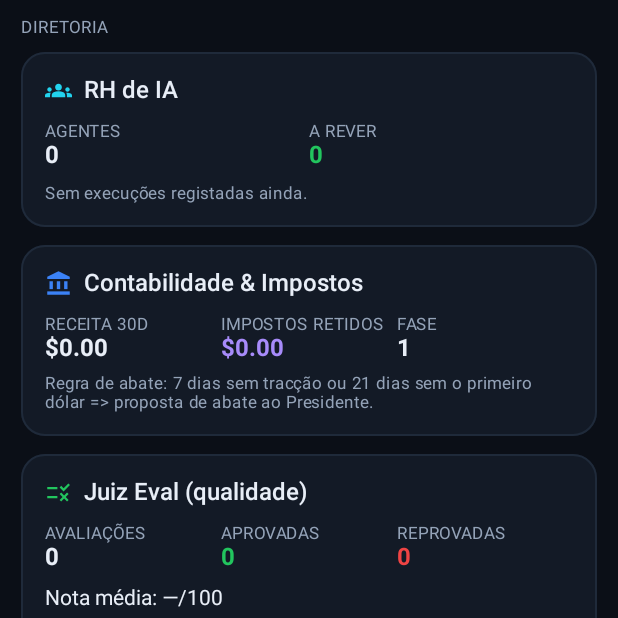
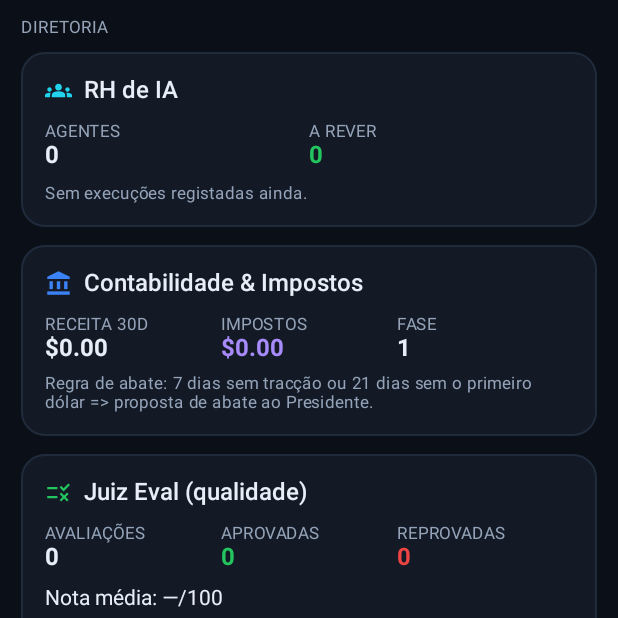
Before and after one commit to monteirokelvin45-del/Holding-Aut-noma-auto-evolutiva, an Android app built with Jetpack Compose: the composable GovernanceScreen called with empty values, on a phone screen of 412 x 824 dp, the top half of it. Run offline under Robolectric (Android 15) with nearby library versions, the phone set to English and light mode, and no system bars.

Commit message:
fix(ui): encurtar o rótulo de impostos na Diretoria
A elipse não chegou: 'IMPOSTOS RETIDOS' cabia até ao limite da coluna e
encostava a 'FASE'. A causa era o tamanho do rótulo. Fica 'Impostos' — o
valor em $ identifica-o, e o bloco mantém a cor de imposto.

Co-authored-by: arena-agent <297053741+arena-agent@users.noreply.github.com>

```diff
--- a/android_apk/app/src/main/java/com/automaton/holding/ui/screens/GovernanceScreen.kt
+++ b/android_apk/app/src/main/java/com/automaton/holding/ui/screens/GovernanceScreen.kt
@@ -152,7 +152,7 @@ fun GovernanceScreen(
                     modifier = Modifier.weight(1f),
                 )
                 StatBlock(
-                    label = "Impostos retidos",
+                    label = "Impostos",
                     value = "$${"%.2f".format(accounting?.taxReserveUsd ?: 0.0)}",
                     accent = HoldingsColors.Tax,
                     modifier = Modifier.weight(1f),
@@ -395,10 +395,13 @@ private fun StatBlock(
     accent: Color = HoldingsColors.TextPrimary,
 ) {
     Column(modifier = modifier) {
-        // Uma linha e elipse: "IMPOSTOS RETIDOS" (15 caracteres) não cabe nos
-        // ~1/3 da largura e, sem limite, quebrava e sobrepunha-se ao bloco
-        // seguinte — visto num screenshot da aba Diretoria no emulador
-        // ("IMPOSTOS RETIDOS" por cima de "FASE").
+        // Uma linha e elipse: rótulos longos em 1/3 da largura não cabem. Sem
+        // limite quebravam e sobrepunham-se ao bloco seguinte; com elipse,
+        // "IMPOSTOS RETIDOS" ficava "IMPOSTOS RETID…" a tocar em "FASE"
+        // (visto em duas execuções no emulador). A causa era o tamanho do
+        // rótulo, não a quebra: ficou "Impostos", e o valor em dólares
+        // identifica-o. O maxLines abaixo é a rede de segurança para os
+        // rótulos que vierem a crescer.
         Text(
             label.uppercase(),
             style = MaterialTheme.typography.labelSmall,
```
